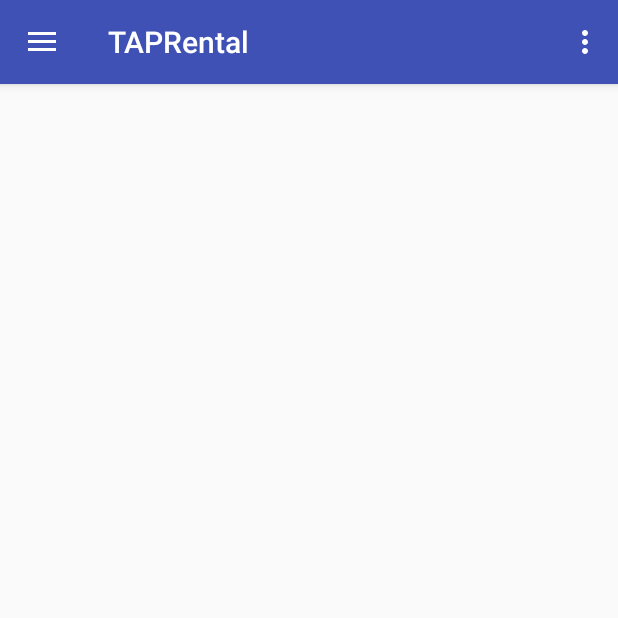
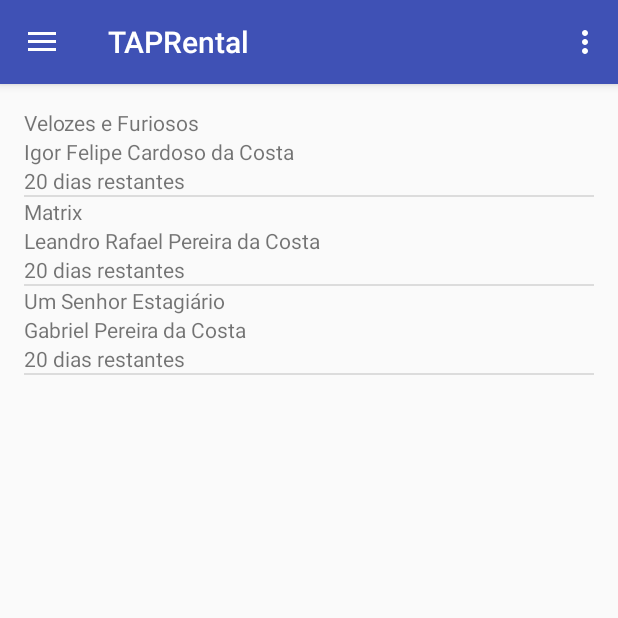
Before and after one commit to gabrielpcosta18/TAPRentalAndroid, an Android app: the screen it shows after launch (MainActivity), on a phone screen of 412 x 824 dp, the top half of it. Run offline under Robolectric (Android 15) with nearby library versions, the phone set to English and light mode, and no system bars.

Commit message:
Criação do RentalDAO, Listagem dos alugueis na tela principal

```diff
--- a/TAPRental/app/src/main/java/br/edu/ufam/icomp/taprental/MainActivity.java
+++ b/TAPRental/app/src/main/java/br/edu/ufam/icomp/taprental/MainActivity.java
@@ -13,13 +13,20 @@ import android.support.v7.app.AppCompatActivity;
 import android.support.v7.widget.Toolbar;
 import android.view.Menu;
 import android.view.MenuItem;
+import android.widget.ListView;
 
+import java.util.List;
+
+import br.edu.ufam.icomp.taprental.adapter.RentListAdapter;
+import br.edu.ufam.icomp.taprental.db.RentalDAO;
 import br.edu.ufam.icomp.taprental.ui.CustomerLstActivity;
 import br.edu.ufam.icomp.taprental.ui.EmployeeListActivity;
 import br.edu.ufam.icomp.taprental.ui.ProductListActivity;
 
 public class MainActivity extends AppCompatActivity
         implements NavigationView.OnNavigationItemSelectedListener {
+
+    private ListView rentalList;
 
     @Override
     protected void onCreate(Bundle savedInstanceState) {
@@ -50,6 +57,11 @@ public class MainActivity extends AppCompatActivity
 
         NavigationView navigationView = (NavigationView) findViewById(R.id.nav_view);
         navigationView.setNavigationItemSelectedListener(this);
+
+        rentalList = (ListView) findViewById(R.id.rentalList);
+        RentListAdapter adapter = new RentListAdapter(this,
+                R.layout.rental_list_item, new RentalDAO(this).getAllRental());
+        rentalList.setAdapter(adapter);
     }
 
     @Override
--- /dev/null
+++ b/TAPRental/app/src/main/java/br/edu/ufam/icomp/taprental/adapter/RentListAdapter.java
@@ -0,0 +1,79 @@
+package br.edu.ufam.icomp.taprental.adapter;
+
+import android.content.Context;
+import android.util.Log;
+import android.view.LayoutInflater;
+import android.view.View;
+import android.view.ViewGroup;
+import android.widget.ArrayAdapter;
+import android.widget.TextView;
+
+import java.text.ParseException;
+import java.text.SimpleDateFormat;
+import java.util.Date;
+import java.util.List;
+import java.util.concurrent.TimeUnit;
+
+import br.edu.ufam.icomp.taprental.R;
+import br.edu.ufam.icomp.taprental.model.Rental;
+
+/**
+ * Created by gabri on 29/01/2017.
+ */
+
+public class RentListAdapter extends ArrayAdapter<Rental> {
+
+    public RentListAdapter(Context context, int textViewResourceId) {
+        super(context, textViewResourceId);
+    }
+
+    public RentListAdapter(Context context, int resource, List<Rental> items) {
+        super(context, resource, items);
+    }
+
+    @Override
+    public View getView(int position, View convertView, ViewGroup parent) {
+
+        View v = convertView;
+
+        if (v == null) {
+            LayoutInflater vi;
+            vi = LayoutInflater.from(getContext());
+            v = vi.inflate(R.layout.rental_list_item, null);
+        }
+
+        Rental p = getItem(position);
+        Log.d("Rent", p.getProduct().toString());
+        if (p != null) {
+            TextView txtRentalTitle= (TextView) v.findViewById(R.id.txtRentalTitle);
+            TextView txtRentalCustomerName = (TextView) v.findViewById(R.id.txtRentalCustomerName);
+            TextView txtRentalRemaniningDays = (TextView) v.findViewById(R.id.txtRentalRemaniningDays);
+
+            if (txtRentalTitle!= null) {
+                txtRentalTitle.setText(p.getProduct().getTitle());
+            }
+
+            if (txtRentalCustomerName != null) {
+                txtRentalCustomerName.setText(p.getCustomer().getName());
+            }
+
+            if (txtRentalRemaniningDays != null) {
+                SimpleDateFormat format = new SimpleDateFormat("dd/MM/yy");
+                Date strDate = null;
+                try {
+                    strDate = format.parse(p.getRentDate());
+                    Date today = new Date();
+                    long diff = (long)today.getTime() - strDate.getTime();
+                    diff = p.getProduct().getMaxPeriodRent() - TimeUnit.MILLISECONDS.toDays(diff);
+
+                    txtRentalRemaniningDays.setText(Long.toString(diff));
+                } catch (ParseException e) {
+                    e.printStackTrace();
+                }
+            }
+        }
+
+        return v;
+    }
+
+}
--- a/TAPRental/app/src/main/java/br/edu/ufam/icomp/taprental/db/Database.java
+++ b/TAPRental/app/src/main/java/br/edu/ufam/icomp/taprental/db/Database.java
@@ -22,15 +22,16 @@ public class Database extends SQLiteOpenHelper {
 
     private SQLiteDatabase myDataBase;
     private final Context context;
-    private final String DB_PATH;
+    private String DB_PATH;
 
 
     public Database(Context context) {
         super(context, DB_NAME, null, DATABASE_VERSION);
+        this.context = context;
 
-        this.DB_PATH = "/data/data/" + context.getPackageName()  + "/databases/";
-        this.context = context;
         try {
+            this.DB_PATH = "/data/data/" + context.getPackageName()  + "/databases/";
+
             createDataBase();
         } catch (IOException e) {
             e.printStackTrace();
--- a/TAPRental/app/src/main/java/br/edu/ufam/icomp/taprental/db/RentalDAO.java
+++ b/TAPRental/app/src/main/java/br/edu/ufam/icomp/taprental/db/RentalDAO.java
@@ -1,8 +1,95 @@
 package br.edu.ufam.icomp.taprental.db;
+
+import android.content.Context;
+import android.database.Cursor;
+import android.database.SQLException;
+import android.database.sqlite.SQLiteDatabase;
+import android.util.Log;
+import android.widget.ArrayAdapter;
+
+import java.util.ArrayList;
+import java.util.List;
+
+import br.edu.ufam.icomp.taprental.model.Employee;
+import br.edu.ufam.icomp.taprental.model.Product;
+import br.edu.ufam.icomp.taprental.model.Rental;
 
 /**
  * Created by gabri on 28/01/2017.
  */
 
 public class RentalDAO {
+    private SQLiteDatabase database;
+    private static final String TABLE_NAME = "Rental";
+    private Context context;
+
+    public RentalDAO(Context context) {
+        this.context = context;
+        this.database = (new Database(context)).getWritableDatabase();
+    }
+
+    public Employee getRentalById(int id) {
+        String query = "SELECT * FROM " + TABLE_NAME + " WHERE _id = " + id;
+
+        Cursor cursor = this.database.rawQuery(query, null);
+        if(cursor.moveToNext()) {
+            Employee employee = new Employee(cursor.getInt(0), cursor.getString(1));
+
+            cursor.close();
+            return employee;
+        }
+
+        return null;
+    }
+
+    public List<Rental> getAllRental() {
+        ArrayList<Rental> rentals = new ArrayList<>();
+        Cursor cursor = this.database.rawQuery("SELECT * " +
+                " FROM " + TABLE_NAME + " WHERE wasDeveloped = 0", null);
+
+        while(cursor.moveToNext()) {
+            rentals.add(new Rental(
+                    cursor.getInt(0),
+                    new EmployeeDAO(this.context).getEmployeeById(cursor.getInt(2)),
+                    new CustomerDAO(this.context).getCustomerById(cursor.getInt(1)),
+                    new ProductDAO(this.context).getProductById(cursor.getInt(4)),
+                    cursor.getString(4)));
+        }
+        return rentals;
+    }
+
+    public boolean addRental(Rental rental) {
+        try {
+            String sqlCmd = "INSERT INTO " + TABLE_NAME +
+                    " (customerId, employeeRentId, productId)" +
+                    " VALUES (" + Integer.toString(rental.getCustomer().getId()) + ", " +
+                    Integer.toString(rental.getEmployeeRent().getId()) + ", " +
+                    Integer.toString(rental.getProduct().getId()) + ")";
+            Log.d("SQL", sqlCmd);
+
+            this.database.execSQL(sqlCmd);
+            return true;
+        }
+        catch (SQLException e) {
+            Log.e("RentalApp", e.getMessage());
+            return false;
+        }
+    }
+
+    public boolean updateRental(Rental rental) {
+        try {
+            /*String sqlCmd = "UPDATE " + TABLE_NAME +
+                    " SET name = '" + employee.getName() + "' "  +
+                    " WHERE _id = " + employee.getId();
+
+            Log.d("SQL", sqlCmd);
+
+            this.database.execSQL(sqlCmd);*/
+            return true;
+        }
+        catch(SQLException e) {
+            Log.e("RentalApp", e.getMessage());
+            return false;
+        }
+    }
 }
--- a/TAPRental/app/src/main/res/layout/content_main.xml
+++ b/TAPRental/app/src/main/res/layout/content_main.xml
@@ -13,5 +13,8 @@
     tools:context="br.edu.ufam.icomp.taprental.MainActivity"
     tools:showIn="@layout/app_bar_main">
 
-
+    <ListView
+        android:layout_width="match_parent"
+        android:layout_height="match_parent"
+        android:id="@+id/rentalList"></ListView>
 </RelativeLayout>
--- /dev/null
+++ b/TAPRental/app/src/main/res/layout/rental_list_item.xml
@@ -0,0 +1,26 @@
+<?xml version="1.0" encoding="utf-8"?>
+<LinearLayout xmlns:android="http://schemas.android.com/apk/res/android"
+    android:layout_width="match_parent"
+    android:layout_height="match_parent"
+    android:orientation="vertical">
+
+    <TextView
+        android:id="@+id/txtRentalTitle"
+        android:layout_width="match_parent"
+        android:layout_height="wrap_content"
+        android:text="Velozes e Furiosos"
+        android:elegantTextHeight="true" />
+
+    <TextView
+        android:id="@+id/txtRentalCustomerName"
+        android:layout_width="match_parent"
+        android:layout_height="wrap_content"
+        android:text="Gabriel Pereira da Costa"/>
+
+    <TextView
+        android:id="@+id/txtRentalRemaniningDays"
+        android:layout_width="match_parent"
+        android:layout_height="wrap_content"
+        android:text="20 dias restantes"/>
+
+</LinearLayout>
```
Also changed, not shown: TAPRental/app/src/main/assets/RentalApp.db, 1 other file.
